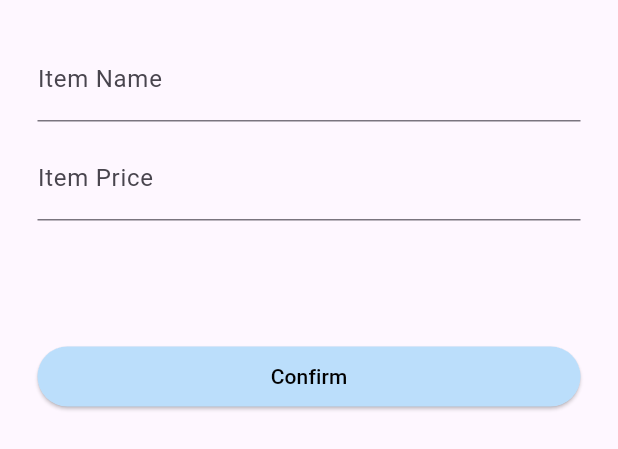
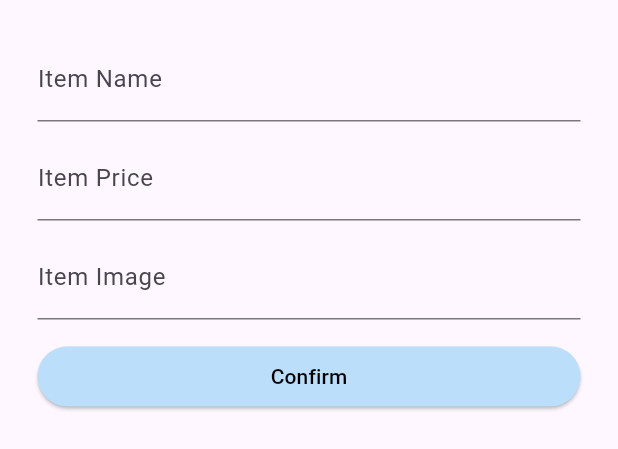
Before and after one commit to motazyusuf/opticore_example, a Flutter app: the PostItemBottomSheet widget shown alone on an empty page, opened directly with empty values, on a phone screen of 412 x 824 dp. Shown: the top 449 px of the screen. Run offline on Flutter 3.47's test engine with Material 3 defaults, Android fonts, the light colour scheme and no system bars; missing offline and left inert: opticore; statements that could not run were skipped.

Commit message:
-Adding image textfield

```diff
--- a/lib/modules/api_module/screens/widgets/post_item_bottom_sheet.dart
+++ b/lib/modules/api_module/screens/widgets/post_item_bottom_sheet.dart
@@ -22,9 +22,20 @@ class PostItemBottomSheet extends StatelessWidget {
           crossAxisAlignment: CrossAxisAlignment.stretch,
           mainAxisSize: MainAxisSize.min,
           children: [
-            TextField(decoration: InputDecoration(labelText: "Item Name")),
+            TextField(
+              controller: name,
+              decoration: InputDecoration(labelText: "Item Name"),
+            ),
             const SizedBox(height: 10),
-            TextField(decoration: InputDecoration(labelText: "Item Price")),
+            TextField(
+              controller: price,
+              decoration: InputDecoration(labelText: "Item Price"),
+            ),
+            const SizedBox(height: 10),
+            TextField(
+              controller: image,
+              decoration: InputDecoration(labelText: "Item Image"),
+            ),
             Spacer(),
             ElevatedButton(
               style: ElevatedButton.styleFrom(
@@ -34,8 +45,7 @@ class PostItemBottomSheet extends StatelessWidget {
                 parentContext.read<ApiModuleBloc>().add(
                   AddProductEvent(
                     Product(
-                      imageURL:
-                          "https://assets.dummyjson.com/public/qr-code.png",
+                      imageURL: image.text,
                       price: price.text.toDouble(),
                       title: name.text,
                     ),
```
